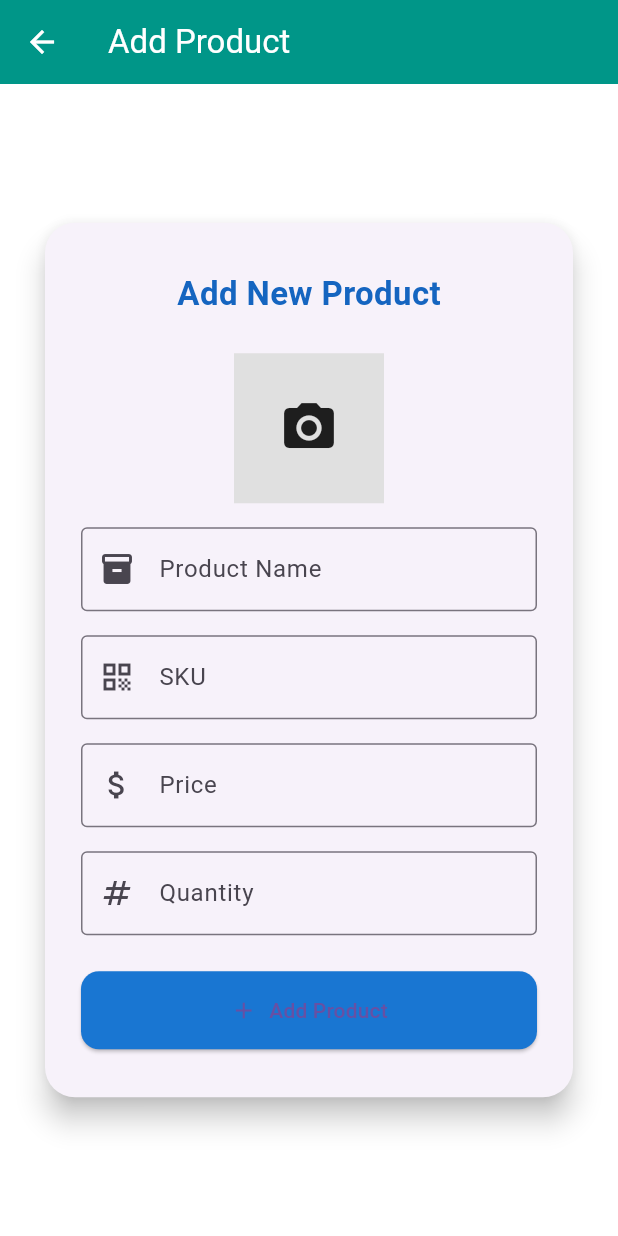
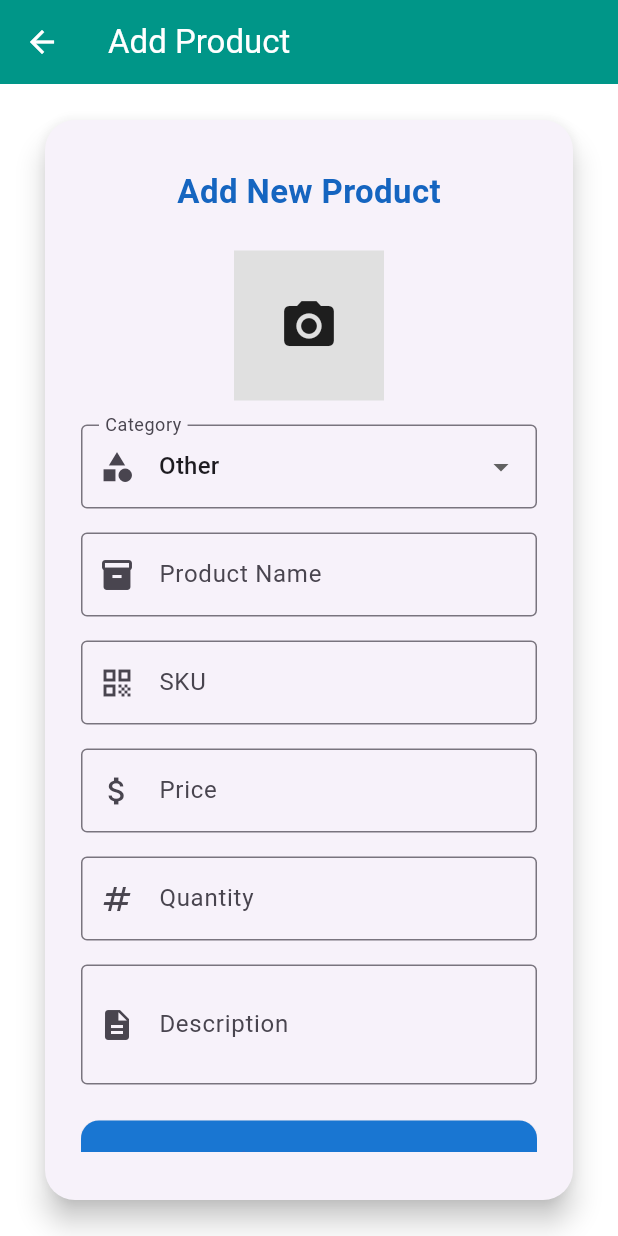
Before and after one commit to Atik-hridoy/Inventrack_frontend, a Flutter app: the AddProductScreen screen opened by its route, on a phone screen of 412 x 824 dp. Run offline on Flutter 3.47's test engine with Material 3 defaults, Android fonts, the phone set to English and light mode, and no system bars; our stand-ins replace file_picker, flutter_animate, font_awesome_flutter, google_fonts, image_picker.

Commit message:
Show products by category in feed screen using API

```diff
--- a/lib/core/services/api_service.dart
+++ b/lib/core/services/api_service.dart
@@ -10,7 +10,7 @@ class ApiService {
   // Base URL depending on platform
   static String get baseUrl {
     if (kIsWeb) {
-      return 'http://192.168.1.4:8000/api'; // Replace with your local IP
+      return 'http://192.168.1.7:8000/api'; // Replace with your local IP
     } else if (Platform.isAndroid) {
       return 'http://10.0.2.2:8000/api';
     } else {
--- a/lib/data/data_providers/product_api.dart
+++ b/lib/data/data_providers/product_api.dart
@@ -10,7 +10,7 @@ class ApiService {
   static String get baseUrl {
     if (kIsWeb) {
       // For Flutter Web, use your machine's LAN IP (not localhost or 127.0.0.1)
-      return 'http://192.168.1.4:8000/api'; // <-- Replace with your real LAN IP
+      return 'http://192.168.1.7:8000/api'; // <-- Replace with your real LAN IP
     } else if (Platform.isAndroid) {
       return 'http://10.0.2.2:8000/api';
     } else {
@@ -201,6 +201,13 @@ class ProductApiService {
     return await ApiService.get('inventory/');
   }
 
+  /// Fetches products by category (using ?category=...)
+  static Future<Map<String, dynamic>> getProductsByCategory(
+      String category) async {
+    // Matches: /inventory/?category=electronics
+    return await ApiService.get('inventory/?category=$category');
+  }
+
   /// Fetches a single product by ID.
   static Future<Map<String, dynamic>> getProductById(int id) async {
     // Matches: /inventory/<id>/
--- a/lib/features/product/screens/add_product_screen.dart
+++ b/lib/features/product/screens/add_product_screen.dart
@@ -19,12 +19,51 @@ class _AddProductScreenState extends State<AddProductScreen> {
   final TextEditingController skuController = TextEditingController();
   final TextEditingController priceController = TextEditingController();
   final TextEditingController quantityController = TextEditingController();
+  final TextEditingController descriptionController = TextEditingController();
 
   Uint8List? _webImage;
   XFile? _mobileImage;
 
   bool isLoading = false;
   String? errorMessage;
+
+  // Add category selection
+  String _selectedCategory = 'other';
+
+  // Category choices matching your Django model
+  static const List<Map<String, String>> categoryChoices = [
+    {'value': 'other', 'label': 'Other'},
+    {'value': 'electronics', 'label': 'Electronics'},
+    {'value': 'clothing', 'label': 'Clothing'},
+    {'value': 'home', 'label': 'Home'},
+    {'value': 'toys', 'label': 'Toys'},
+    {'value': 'books', 'label': 'Books'},
+    {'value': 'sports', 'label': 'Sports'},
+    {'value': 'automotive', 'label': 'Automotive'},
+    {'value': 'health', 'label': 'Health'},
+    {'value': 'beauty', 'label': 'Beauty'},
+    {'value': 'garden', 'label': 'Garden'},
+    {'value': 'computers', 'label': 'Computers'},
+    {'value': 'jewelry', 'label': 'Jewelry'},
+    {'value': 'musical_instruments', 'label': 'Musical Instruments'},
+    {'value': 'office_products', 'label': 'Office Products'},
+    {'value': 'pet_supplies', 'label': 'Pet Supplies'},
+    {'value': 'tools', 'label': 'Tools'},
+    {'value': 'video_games', 'label': 'Video Games'},
+    {'value': 'baby', 'label': 'Baby'},
+    {'value': 'groceries', 'label': 'Groceries'},
+    {'value': 'furniture', 'label': 'Furniture'},
+    {'value': 'appliances', 'label': 'Appliances'},
+    {'value': 'clothing_shoes', 'label': 'Clothing & Shoes'},
+    {'value': 'bags', 'label': 'Bags'},
+    {'value': 'accessories', 'label': 'Accessories'},
+    {'value': 'watches', 'label': 'Watches'},
+    {'value': 'phones', 'label': 'Phones'},
+    {'value': 'tablets', 'label': 'Tablets'},
+    {'value': 'cameras', 'label': 'Cameras'},
+    {'value': 'drones', 'label': 'Drones'},
+    // Add more as needed
+  ];
 
   Future<void> _pickImage() async {
     if (kIsWeb) {
@@ -86,34 +125,38 @@ class _AddProductScreenState extends State<AddProductScreen> {
     final sku = skuController.text.trim();
     final price = double.tryParse(priceController.text) ?? 0;
     final quantity = int.tryParse(quantityController.text) ?? 0;
+    final description = descriptionController.text.trim();
 
     Map<String, dynamic> result;
 
     if (kIsWeb && _webImage != null) {
-      // Web: send as base64
       result = await ProductApiService.createProduct(
         name: name,
         sku: sku,
         price: price,
         quantity: quantity,
+        description: description,
+        category: _selectedCategory,
         imageBase64: base64Encode(_webImage!),
       );
     } else if (_mobileImage != null) {
-      // Mobile: send as multipart
       result = await ProductApiService.createProduct(
         name: name,
         sku: sku,
         price: price,
         quantity: quantity,
+        description: description,
+        category: _selectedCategory,
         imageFile: File(_mobileImage!.path),
       );
     } else {
-      // No image
       result = await ProductApiService.createProduct(
         name: name,
         sku: sku,
         price: price,
         quantity: quantity,
+        description: description,
+        category: _selectedCategory,
       );
     }
 
@@ -152,6 +195,7 @@ class _AddProductScreenState extends State<AddProductScreen> {
               padding: const EdgeInsets.symmetric(horizontal: 24, vertical: 32),
               child: Form(
                 key: _formKey,
+                child: SingleChildScrollView(
                   child: Column(
                     mainAxisSize: MainAxisSize.min,
                     children: [
@@ -167,6 +211,29 @@ class _AddProductScreenState extends State<AddProductScreen> {
                       GestureDetector(
                         onTap: _pickImage,
                         child: _buildImagePreview(),
+                      ),
+                      const SizedBox(height: 16),
+                      // Category Dropdown
+                      DropdownButtonFormField<String>(
+                        value: _selectedCategory,
+                        decoration: const InputDecoration(
+                          labelText: 'Category',
+                          prefixIcon: Icon(Icons.category),
+                          border: OutlineInputBorder(),
+                        ),
+                        items: categoryChoices
+                            .map((cat) => DropdownMenuItem<String>(
+                                  value: cat['value'],
+                                  child: Text(cat['label']!),
+                                ))
+                            .toList(),
+                        onChanged: (val) {
+                          if (val != null) {
+                            setState(() {
+                              _selectedCategory = val;
+                            });
+                          }
+                        },
                       ),
                       const SizedBox(height: 16),
                       TextFormField(
@@ -219,13 +286,24 @@ class _AddProductScreenState extends State<AddProductScreen> {
                           border: OutlineInputBorder(),
                         ),
                         validator: (val) {
-                        if (val == null || val.isEmpty) return 'Enter quantity';
+                          if (val == null || val.isEmpty)
+                            return 'Enter quantity';
                           final qty = int.tryParse(val);
                           if (qty == null || qty < 0) {
                             return 'Enter valid quantity';
                           }
                           return null;
                         },
+                      ),
+                      const SizedBox(height: 16),
+                      TextFormField(
+                        controller: descriptionController,
+                        maxLines: 2,
+                        decoration: const InputDecoration(
+                          labelText: 'Description',
+                          prefixIcon: Icon(Icons.description),
+                          border: OutlineInputBorder(),
+                        ),
                       ),
                       const SizedBox(height: 24),
                       if (errorMessage != null)
@@ -261,6 +339,7 @@ class _AddProductScreenState extends State<AddProductScreen> {
             ),
           ),
         ),
+      ),
     );
   }
 }
--- a/lib/routes/app_routes.dart
+++ b/lib/routes/app_routes.dart
@@ -7,6 +7,7 @@ import 'package:inventrack_frontend/features/product/screens/add_product_screen.
 import 'package:inventrack_frontend/features/product/screens/edit_product_screen.dart';
 import '../features/auth/screens/login_screen.dart';
 import '../features/dashboard/screens/dashboard_screen.dart';
+import '../features/accounts/user_account_screen.dart'; // <-- Add this import
 
 class AppRoutes {
   static final routes = <String, WidgetBuilder>{
@@ -17,11 +18,12 @@ class AppRoutes {
     '/forgot-password': (context) => const ForgotPasswordScreen(),
     '/product-list': (context) => const ProductListScreen(),
     '/add-product': (context) => const AddProductScreen(),
+    '/account': (context) => const UserAccountScreen(), // <-- Add this route
     '/edit-product': (context) {
       final args = ModalRoute.of(context)!.settings.arguments;
       if (args == null || args is! Map<String, dynamic>) {
         // Handle error or show a fallback screen
-        return Scaffold(
+        return const Scaffold(
           body: Center(child: Text('No product data provided')),
         );
       }
--- a/pubspec.yaml
+++ b/pubspec.yaml
@@ -44,6 +44,7 @@ dependencies:
   image_picker_for_web: ^3.0.6
   file_picker: ^8.3.2
   provider: ^6.1.5
+  flutter_staggered_grid_view: ^0.7.0
 
 dev_dependencies:
   flutter_test:
```
Also changed, not shown: lib/core/providers/user_provider.dart (+11 -0 lines), lib/features/accounts/user_account_screen.dart (added, +78 -0 lines), lib/features/dashboard/screens/dashboard_screen.dart (+10 -0 lines), lib/features/product/screens/product_feed_screen.dart (+192 -165 lines), pubspec.lock. Lines whose indentation alone changed are shown as unchanged.
